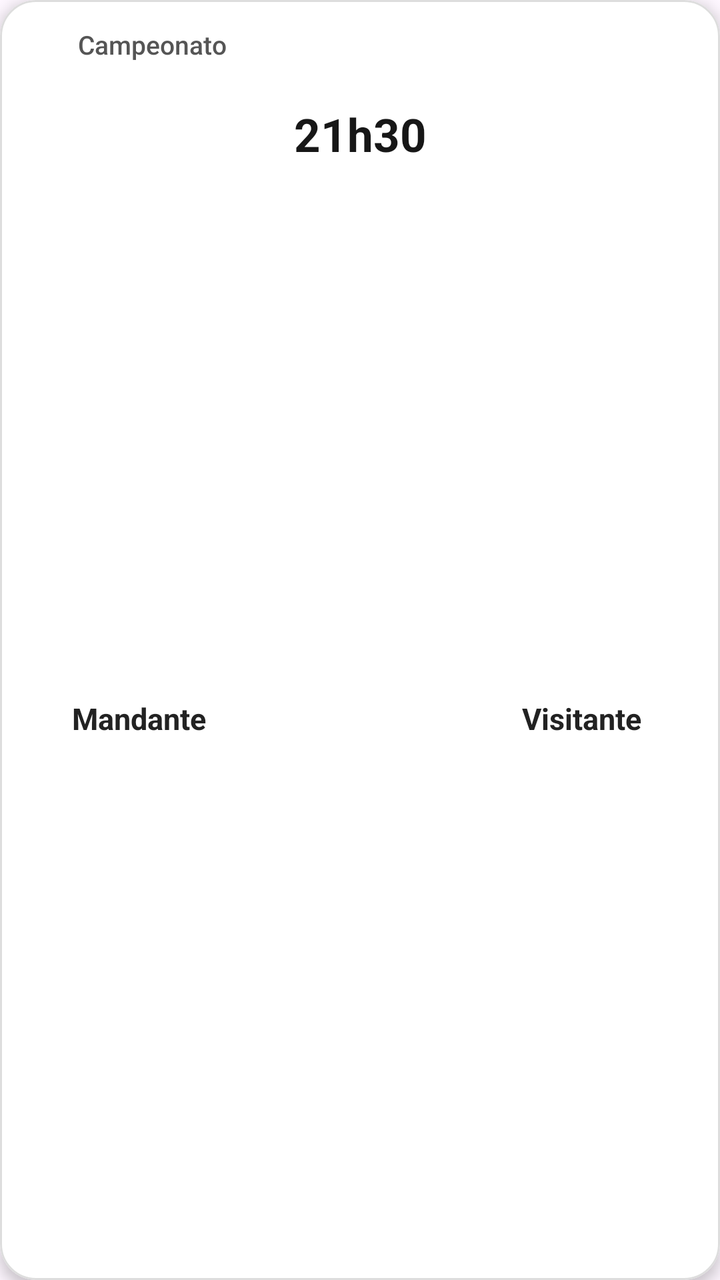
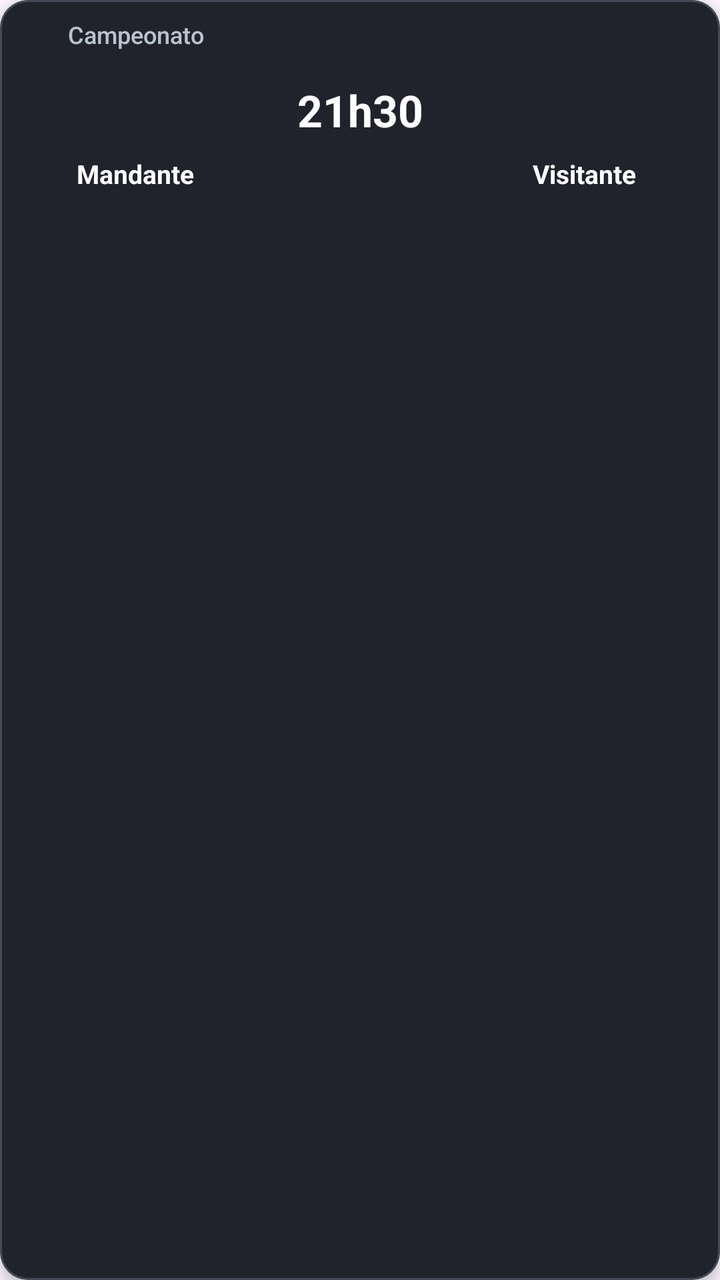

Screens rendered from an Android XML layout before and after an edit, with the pre-edit source and the edit as a unified diff.
<!-- AndroidManifest.xml: application theme Theme.Material3.DayNight.NoActionBar -->
<!-- res/layout/item_game_tv.xml -->
<?xml version="1.0" encoding="utf-8"?>
<com.google.android.material.card.MaterialCardView
    xmlns:android="http://schemas.android.com/apk/res/android"
    xmlns:app="http://schemas.android.com/apk/res-auto"
    android:layout_width="match_parent"
    android:layout_height="160dp"
    android:layout_margin="0dp"
    android:focusable="true"
    android:focusableInTouchMode="true"
    android:clickable="true"
    android:backgroundTint="#FFFFFF"
    app:cardCornerRadius="18dp"
    app:cardElevation="4dp"
    app:strokeColor="#DDDDDD"
    app:strokeWidth="1dp">

    <androidx.constraintlayout.widget.ConstraintLayout
        android:layout_width="match_parent"
        android:layout_height="match_parent"
        android:paddingStart="12dp"
        android:paddingEnd="12dp"
        android:paddingTop="12dp"
        android:paddingBottom="8dp">

        <ImageView
            android:id="@+id/imgChamp"
            android:layout_width="20dp"
            android:layout_height="20dp"
            android:scaleType="fitCenter"
            app:layout_constraintStart_toStartOf="parent"
            app:layout_constraintTop_toTopOf="parent"/>

        <TextView
            android:id="@+id/tvChamp"
            android:layout_width="0dp"
            android:layout_height="wrap_content"
            android:layout_marginStart="7dp"
            android:text="Campeonato"
            android:textColor="#555555"
            android:textSize="13sp"
            android:fontFamily="sans-serif-medium"
            android:maxLines="1"
            android:ellipsize="end"
            app:layout_constraintStart_toEndOf="@id/imgChamp"
            app:layout_constraintEnd_toEndOf="parent"
            app:layout_constraintTop_toTopOf="@id/imgChamp"
            app:layout_constraintBottom_toBottomOf="@id/imgChamp"/>

        <ImageView
            android:id="@+id/imgHome"
            android:layout_width="44dp"
            android:layout_height="44dp"
            android:layout_marginTop="13dp"
            android:scaleType="fitCenter"
            app:layout_constraintTop_toBottomOf="@id/imgChamp"
            app:layout_constraintStart_toStartOf="parent"
            app:layout_constraintEnd_toStartOf="@id/tvTime"/>

        <TextView
            android:id="@+id/tvHomeName"
            android:layout_width="0dp"
            android:layout_height="wrap_content"
            android:layout_marginTop="5dp"
            android:layout_marginBottom="8dp"
            android:text="Mandante"
            android:textColor="#222222"
            android:textSize="15sp"
            android:textStyle="bold"
            android:gravity="center"
            android:maxLines="1"
            android:ellipsize="end"
            android:autoSizeTextType="uniform"
            android:autoSizeMinTextSize="10sp"
            android:autoSizeMaxTextSize="15sp"
            android:autoSizeStepGranularity="1sp"
            app:layout_constraintTop_toBottomOf="@id/imgHome"
            app:layout_constraintStart_toStartOf="parent"
            app:layout_constraintEnd_toStartOf="@id/tvTime"
            app:layout_constraintBottom_toBottomOf="parent"
            app:layout_constraintWidth_percent="0.40"/>

        <TextView
            android:id="@+id/tvTime"
            android:layout_width="0dp"
            android:layout_height="wrap_content"
            android:text="21h30"
            android:textSize="23sp"
            android:textStyle="bold"
            android:textColor="#171717"
            android:gravity="center"
            app:layout_constraintTop_toTopOf="@id/imgHome"
            app:layout_constraintBottom_toBottomOf="@id/imgHome"
            app:layout_constraintStart_toEndOf="@id/imgHome"
            app:layout_constraintEnd_toStartOf="@id/imgAway"
            app:layout_constraintWidth_percent="0.32"/>

        <TextView
            android:id="@+id/gameStatus"
            android:layout_width="wrap_content"
            android:layout_height="wrap_content"
            android:text="AO VIVO"
            android:textSize="11sp"
            android:textStyle="bold"
            android:textColor="#E53935"
            android:visibility="gone"
            app:layout_constraintTop_toBottomOf="@id/tvTime"
            app:layout_constraintStart_toStartOf="@id/tvTime"
            app:layout_constraintEnd_toEndOf="@id/tvTime"/>

        <ImageView
            android:id="@+id/imgAway"
            android:layout_width="44dp"
            android:layout_height="44dp"
            android:scaleType="fitCenter"
            app:layout_constraintTop_toTopOf="@id/imgHome"
            app:layout_constraintStart_toEndOf="@id/tvTime"
            app:layout_constraintEnd_toEndOf="parent"/>

        <TextView
            android:id="@+id/tvAwayName"
            android:layout_width="0dp"
            android:layout_height="wrap_content"
            android:layout_marginTop="5dp"
            android:layout_marginBottom="8dp"
            android:text="Visitante"
            android:textColor="#222222"
            android:textSize="15sp"
            android:textStyle="bold"
            android:gravity="center"
            android:maxLines="1"
            android:ellipsize="end"
            android:autoSizeTextType="uniform"
            android:autoSizeMinTextSize="10sp"
            android:autoSizeMaxTextSize="15sp"
            android:autoSizeStepGranularity="1sp"
            app:layout_constraintTop_toBottomOf="@id/imgAway"
            app:layout_constraintStart_toEndOf="@id/tvTime"
            app:layout_constraintEnd_toEndOf="parent"
            app:layout_constraintBottom_toBottomOf="parent"/>

        <com.google.android.flexbox.FlexboxLayout
            android:id="@+id/btnContainer"
            android:layout_width="0dp"
            android:layout_height="wrap_content"
            android:visibility="gone"
            app:flexDirection="row"
            app:flexWrap="wrap"
            app:justifyContent="flex_start"
            app:alignItems="center"
            app:layout_constraintTop_toBottomOf="@id/gameStatus"
            app:layout_constraintStart_toStartOf="parent"
            app:layout_constraintEnd_toEndOf="parent"
            app:layout_constraintBottom_toBottomOf="parent"/>

    </androidx.constraintlayout.widget.ConstraintLayout>

</com.google.android.material.card.MaterialCardView>
<!-- resources referenced by this layout -->
<resources>

</resources>

<!-- the commit's change to res/layout/item_game_tv.xml (unified diff, before → after) -->
@@ -3,29 +3,29 @@
     xmlns:android="http://schemas.android.com/apk/res/android"
     xmlns:app="http://schemas.android.com/apk/res-auto"
     android:layout_width="match_parent"
-    android:layout_height="160dp"
+    android:layout_height="145dp"
     android:layout_margin="0dp"
     android:focusable="true"
     android:focusableInTouchMode="true"
     android:clickable="true"
-    android:backgroundTint="#FFFFFF"
-    app:cardCornerRadius="18dp"
+    app:cardBackgroundColor="#20232B"
+    app:cardCornerRadius="14dp"
     app:cardElevation="4dp"
-    app:strokeColor="#DDDDDD"
+    app:strokeColor="#424957"
     app:strokeWidth="1dp">
 
     <androidx.constraintlayout.widget.ConstraintLayout
         android:layout_width="match_parent"
         android:layout_height="match_parent"
-        android:paddingStart="12dp"
-        android:paddingEnd="12dp"
-        android:paddingTop="12dp"
-        android:paddingBottom="8dp">
+        android:paddingStart="10dp"
+        android:paddingEnd="10dp"
+        android:paddingTop="8dp"
+        android:paddingBottom="6dp">
 
         <ImageView
             android:id="@+id/imgChamp"
-            android:layout_width="20dp"
-            android:layout_height="20dp"
+            android:layout_width="18dp"
+            android:layout_height="18dp"
             android:scaleType="fitCenter"
             app:layout_constraintStart_toStartOf="parent"
             app:layout_constraintTop_toTopOf="parent"/>
@@ -34,10 +34,10 @@
             android:id="@+id/tvChamp"
             android:layout_width="0dp"
             android:layout_height="wrap_content"
-            android:layout_marginStart="7dp"
+            android:layout_marginStart="6dp"
             android:text="Campeonato"
-            android:textColor="#555555"
-            android:textSize="13sp"
+            android:textColor="#B9C2D0"
+            android:textSize="12sp"
             android:fontFamily="sans-serif-medium"
             android:maxLines="1"
             android:ellipsize="end"
@@ -48,9 +48,9 @@
 
         <ImageView
             android:id="@+id/imgHome"
-            android:layout_width="44dp"
-            android:layout_height="44dp"
-            android:layout_marginTop="13dp"
+            android:layout_width="40dp"
+            android:layout_height="40dp"
+            android:layout_marginTop="9dp"
             android:scaleType="fitCenter"
             app:layout_constraintTop_toBottomOf="@id/imgChamp"
             app:layout_constraintStart_toStartOf="parent"
@@ -60,23 +60,21 @@
             android:id="@+id/tvHomeName"
             android:layout_width="0dp"
             android:layout_height="wrap_content"
-            android:layout_marginTop="5dp"
-            android:layout_marginBottom="8dp"
+            android:layout_marginTop="3dp"
             android:text="Mandante"
-            android:textColor="#222222"
-            android:textSize="15sp"
+            android:textColor="#FFFFFF"
+            android:textSize="13sp"
             android:textStyle="bold"
             android:gravity="center"
             android:maxLines="1"
             android:ellipsize="end"
             android:autoSizeTextType="uniform"
-            android:autoSizeMinTextSize="10sp"
-            android:autoSizeMaxTextSize="15sp"
+            android:autoSizeMinTextSize="9sp"
+            android:autoSizeMaxTextSize="13sp"
             android:autoSizeStepGranularity="1sp"
             app:layout_constraintTop_toBottomOf="@id/imgHome"
             app:layout_constraintStart_toStartOf="parent"
             app:layout_constraintEnd_toStartOf="@id/tvTime"
-            app:layout_constraintBottom_toBottomOf="parent"
             app:layout_constraintWidth_percent="0.40"/>
 
         <TextView
@@ -84,9 +82,9 @@
             android:layout_width="0dp"
             android:layout_height="wrap_content"
             android:text="21h30"
-            android:textSize="23sp"
+            android:textSize="22sp"
             android:textStyle="bold"
-            android:textColor="#171717"
+            android:textColor="#FFFFFF"
             android:gravity="center"
             app:layout_constraintTop_toTopOf="@id/imgHome"
             app:layout_constraintBottom_toBottomOf="@id/imgHome"
@@ -99,9 +97,9 @@
             android:layout_width="wrap_content"
             android:layout_height="wrap_content"
             android:text="AO VIVO"
-            android:textSize="11sp"
+            android:textSize="10sp"
             android:textStyle="bold"
-            android:textColor="#E53935"
+            android:textColor="#FF5252"
             android:visibility="gone"
             app:layout_constraintTop_toBottomOf="@id/tvTime"
             app:layout_constraintStart_toStartOf="@id/tvTime"
@@ -109,8 +107,8 @@
 
         <ImageView
             android:id="@+id/imgAway"
-            android:layout_width="44dp"
-            android:layout_height="44dp"
+            android:layout_width="40dp"
+            android:layout_height="40dp"
             android:scaleType="fitCenter"
             app:layout_constraintTop_toTopOf="@id/imgHome"
             app:layout_constraintStart_toEndOf="@id/tvTime"
@@ -120,23 +118,21 @@
             android:id="@+id/tvAwayName"
             android:layout_width="0dp"
             android:layout_height="wrap_content"
-            android:layout_marginTop="5dp"
-            android:layout_marginBottom="8dp"
+            android:layout_marginTop="3dp"
             android:text="Visitante"
-            android:textColor="#222222"
-            android:textSize="15sp"
+            android:textColor="#FFFFFF"
+            android:textSize="13sp"
             android:textStyle="bold"
             android:gravity="center"
             android:maxLines="1"
             android:ellipsize="end"
             android:autoSizeTextType="uniform"
-            android:autoSizeMinTextSize="10sp"
-            android:autoSizeMaxTextSize="15sp"
+            android:autoSizeMinTextSize="9sp"
+            android:autoSizeMaxTextSize="13sp"
             android:autoSizeStepGranularity="1sp"
             app:layout_constraintTop_toBottomOf="@id/imgAway"
             app:layout_constraintStart_toEndOf="@id/tvTime"
-            app:layout_constraintEnd_toEndOf="parent"
-            app:layout_constraintBottom_toBottomOf="parent"/>
+            app:layout_constraintEnd_toEndOf="parent"/>
 
         <com.google.android.flexbox.FlexboxLayout
             android:id="@+id/btnContainer"
@@ -147,7 +143,7 @@
             app:flexWrap="wrap"
             app:justifyContent="flex_start"
             app:alignItems="center"
-            app:layout_constraintTop_toBottomOf="@id/gameStatus"
+            app:layout_constraintTop_toBottomOf="@id/tvChamp"
             app:layout_constraintStart_toStartOf="parent"
             app:layout_constraintEnd_toEndOf="parent"
             app:layout_constraintBottom_toBottomOf="parent"/>
